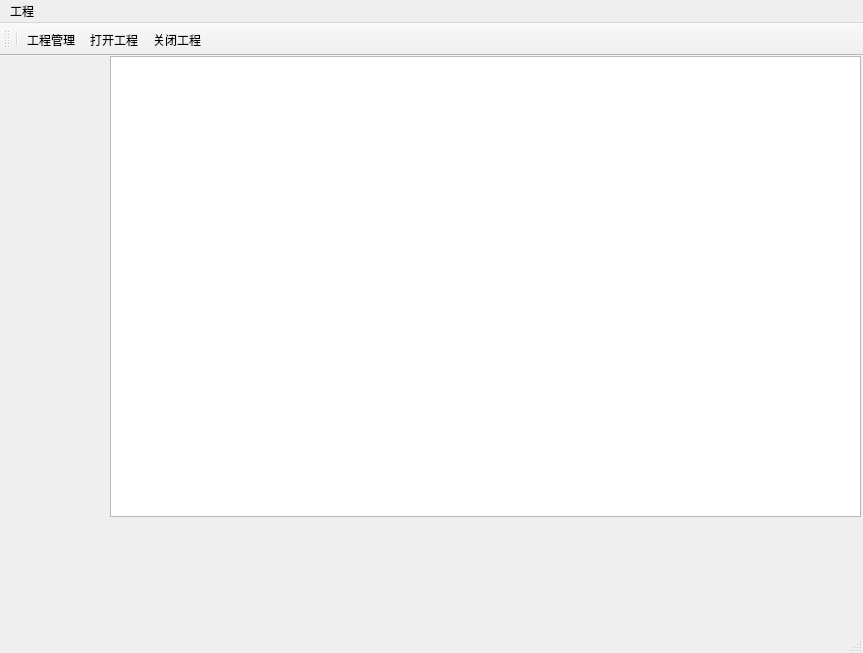
First picture: the form in mainwindow.ui, repository archerHe/Test, before the edit.
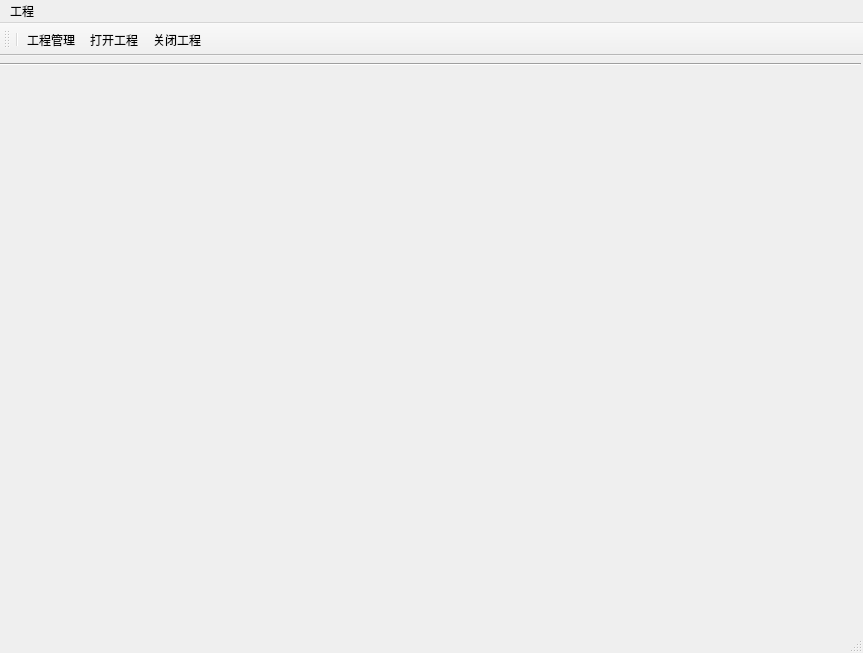
Second picture: the form after the edit. Icons and pictures are not drawn.

The edit to the form file:
```diff
--- a/mainwindow.ui
+++ b/mainwindow.ui
@@ -13,16 +13,22 @@
   <property name="windowTitle">
    <string>MainWindow</string>
   </property>
+  <property name="autoFillBackground">
+   <bool>false</bool>
+  </property>
   <widget class="QWidget" name="centralWidget">
-   <widget class="QTextEdit" name="textEdit">
+   <widget class="Line" name="line">
     <property name="geometry">
      <rect>
-      <x>110</x>
+      <x>0</x>
       <y>0</y>
-      <width>751</width>
-      <height>461</height>
+      <width>861</width>
+      <height>16</height>
      </rect>
     </property>
+    <property name="orientation">
+     <enum>Qt::Horizontal</enum>
+    </property>
    </widget>
   </widget>
   <widget class="QMenuBar" name="menuBar">
```
